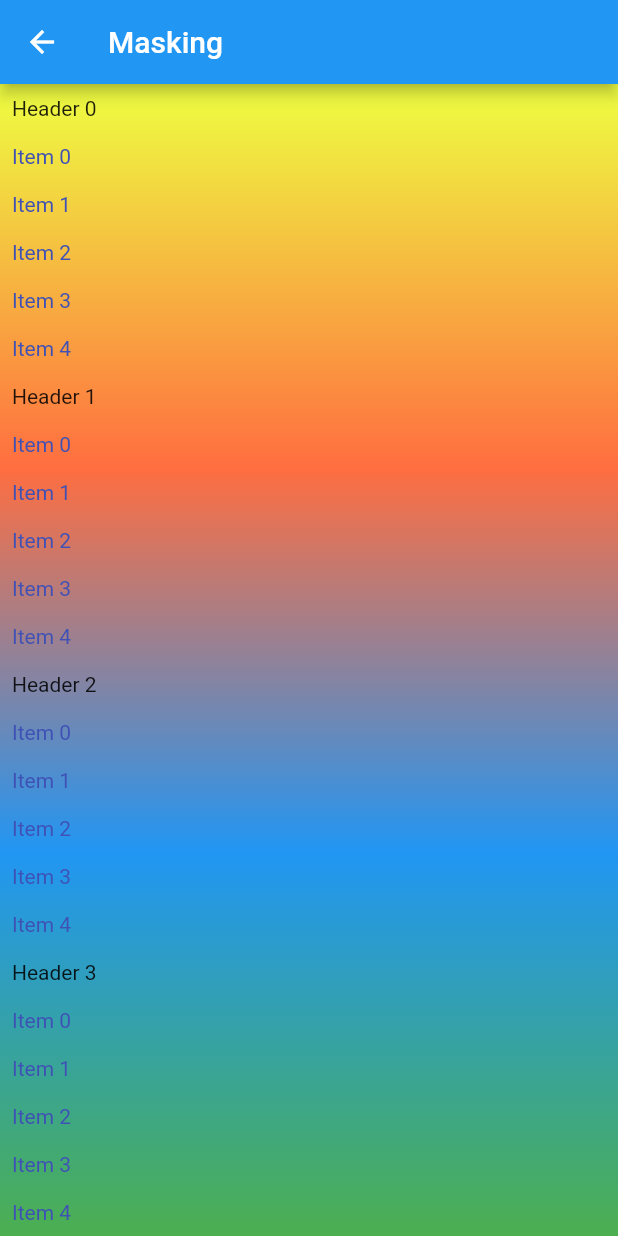
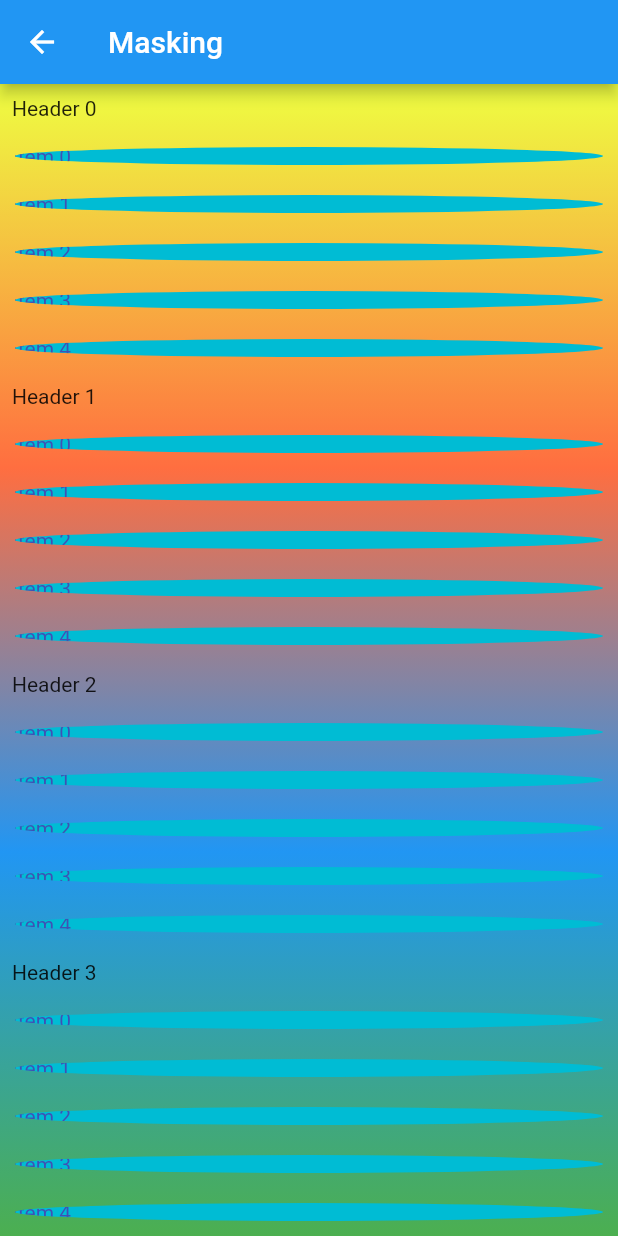
Before and after one commit to maqoo/flutter_shaders, a Flutter app: the MaskingPage screen opened directly, on a phone screen of 412 x 824 dp. Run offline on Flutter 3.47's test engine with Material 2 defaults, Android fonts, the phone set to English and light mode, and no system bars; drawn by our look-alikes of sticky_headers.

Commit message:
Clipping with bezier paths

```diff
--- a/lib/masking.dart
+++ b/lib/masking.dart
@@ -48,12 +48,16 @@ class MaskingPageState extends State<MaskingPage> {
         },
         elementBuilder:
             (BuildContext context, int sectionIndex, int elementIndex) {
-          return Container(
-            child: Padding(
-              padding: const EdgeInsets.all(8),
-              child: Text(
-                'Item $elementIndex',
-                style: TextStyle(color: Colors.indigo),
+          return ClipPath(
+            clipper: Clipper(),
+            child: Container(
+              color: Colors.cyan,
+              child: Padding(
+                padding: const EdgeInsets.all(8),
+                child: Text(
+                  'Item $elementIndex',
+                  style: TextStyle(color: Colors.indigo),
+                ),
               ),
             ),
           );
@@ -61,3 +65,19 @@ class MaskingPageState extends State<MaskingPage> {
         sectionItemsCountHandler: (int _) => 5,
       );
 }
+
+class Clipper extends CustomClipper<Path> {
+  @override
+  Path getClip(Size size) {
+    Path path = Path();
+
+    path.moveTo(0, 0);
+//    path.addRect(Rect.fromLTWH(10, 10, size.width - 20, size.height - 20));
+    path.addOval(Rect.fromLTWH(10, 10, size.width - 20, size.height - 20));
+
+    return path;
+  }
+
+  @override
+  bool shouldReclip(CustomClipper<Path> oldClipper) => true;
+}
```
